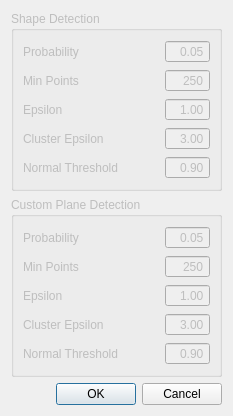
First picture: the form in Settings_dialog.ui, repository aboudev/alg_vis, before the edit.
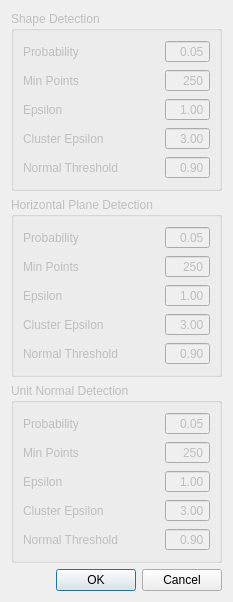
Second picture: the form after the edit.

Commit message: add RANSAC unit normal detection

What changed in the file:
```diff
--- a/Settings_dialog.ui
+++ b/Settings_dialog.ui
@@ -6,8 +6,8 @@
    <rect>
     <x>0</x>
     <y>0</y>
-    <width>275</width>
-    <height>412</height>
+    <width>284</width>
+    <height>593</height>
    </rect>
   </property>
   <property name="windowTitle">
@@ -173,7 +173,7 @@
       <bool>false</bool>
      </property>
      <property name="title">
-      <string>Custom Plane Detection</string>
+      <string>Horizontal Plane Detection</string>
      </property>
      <layout class="QVBoxLayout" name="verticalLayout_3">
       <item>
@@ -317,6 +317,156 @@
      </layout>
     </widget>
    </item>
+   <item>
+    <widget class="QGroupBox" name="unormal_detection">
+     <property name="enabled">
+      <bool>false</bool>
+     </property>
+     <property name="title">
+      <string>Unit Normal Detection</string>
+     </property>
+     <layout class="QVBoxLayout" name="verticalLayout_4">
+      <item>
+       <layout class="QGridLayout" name="gridLayout_3">
+        <item row="0" column="1">
+         <spacer name="horizontalSpacer_3">
+          <property name="orientation">
+           <enum>Qt::Horizontal</enum>
+          </property>
+          <property name="sizeHint" stdset="0">
+           <size>
+            <width>40</width>
+            <height>20</height>
+           </size>
+          </property>
+         </spacer>
+        </item>
+        <item row="3" column="0">
+         <widget class="QLabel" name="label_11">
+          <property name="text">
+           <string>Cluster Epsilon</string>
+          </property>
+         </widget>
+        </item>
+        <item row="1" column="0">
+         <widget class="QLabel" name="label_12">
+          <property name="text">
+           <string>Min Points</string>
+          </property>
+         </widget>
+        </item>
+        <item row="2" column="0">
+         <widget class="QLabel" name="label_13">
+          <property name="text">
+           <string>Epsilon</string>
+          </property>
+         </widget>
+        </item>
+        <item row="0" column="2">
+         <widget class="QDoubleSpinBox" name="unormal_detection_probability">
+          <property name="alignment">
+           <set>Qt::AlignRight|Qt::AlignTrailing|Qt::AlignVCenter</set>
+          </property>
+          <property name="buttonSymbols">
+           <enum>QAbstractSpinBox::NoButtons</enum>
+          </property>
+          <property name="maximum">
+           <double>1.000000000000000</double>
+          </property>
+          <property name="singleStep">
+           <double>0.010000000000000</double>
+          </property>
+          <property name="value">
+           <double>0.050000000000000</double>
+          </property>
+         </widget>
+        </item>
+        <item row="0" column="0">
+         <widget class="QLabel" name="label_14">
+          <property name="text">
+           <string>Probability</string>
+          </property>
+         </widget>
+        </item>
+        <item row="4" column="0">
+         <widget class="QLabel" name="label_15">
+          <property name="text">
+           <string>Normal Threshold</string>
+          </property>
+         </widget>
+        </item>
+        <item row="2" column="2">
+         <widget class="QDoubleSpinBox" name="unormal_detection_epsilon">
+          <property name="alignment">
+           <set>Qt::AlignRight|Qt::AlignTrailing|Qt::AlignVCenter</set>
+          </property>
+          <property name="buttonSymbols">
+           <enum>QAbstractSpinBox::NoButtons</enum>
+          </property>
+          <property name="singleStep">
+           <double>0.200000000000000</double>
+          </property>
+          <property name="value">
+           <double>1.000000000000000</double>
+          </property>
+         </widget>
+        </item>
+        <item row="3" column="2">
+         <widget class="QDoubleSpinBox" name="unormal_detection_cluster_epsilon">
+          <property name="alignment">
+           <set>Qt::AlignRight|Qt::AlignTrailing|Qt::AlignVCenter</set>
+          </property>
+          <property name="buttonSymbols">
+           <enum>QAbstractSpinBox::NoButtons</enum>
+          </property>
+          <property name="value">
+           <double>3.000000000000000</double>
+          </property>
+         </widget>
+        </item>
+        <item row="4" column="2">
+         <widget class="QDoubleSpinBox" name="unormal_detection_normal_threshold">
+          <property name="alignment">
+           <set>Qt::AlignRight|Qt::AlignTrailing|Qt::AlignVCenter</set>
+          </property>
+          <property name="buttonSymbols">
+           <enum>QAbstractSpinBox::NoButtons</enum>
+          </property>
+          <property name="maximum">
+           <double>1.000000000000000</double>
+          </property>
+          <property name="singleStep">
+           <double>0.050000000000000</double>
+          </property>
+          <property name="value">
+           <double>0.900000000000000</double>
+          </property>
+         </widget>
+        </item>
+        <item row="1" column="2">
+         <widget class="QSpinBox" name="unormal_detection_min_points">
+          <property name="alignment">
+           <set>Qt::AlignRight|Qt::AlignTrailing|Qt::AlignVCenter</set>
+          </property>
+          <property name="buttonSymbols">
+           <enum>QAbstractSpinBox::NoButtons</enum>
+          </property>
+          <property name="maximum">
+           <number>99999</number>
+          </property>
+          <property name="singleStep">
+           <number>100</number>
+          </property>
+          <property name="value">
+           <number>250</number>
+          </property>
+         </widget>
+        </item>
+       </layout>
+      </item>
+     </layout>
+    </widget>
+   </item>
    <item>
     <widget class="QDialogButtonBox" name="buttonBox">
      <property name="orientation">
```
The commit also changes 9 other files.
